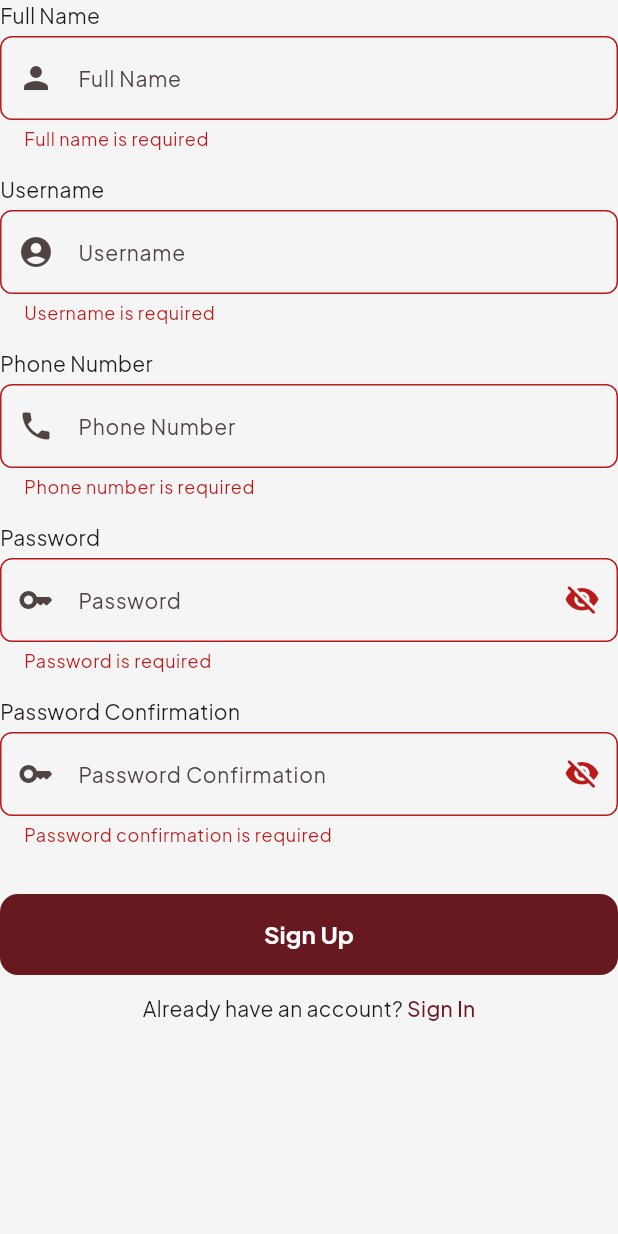
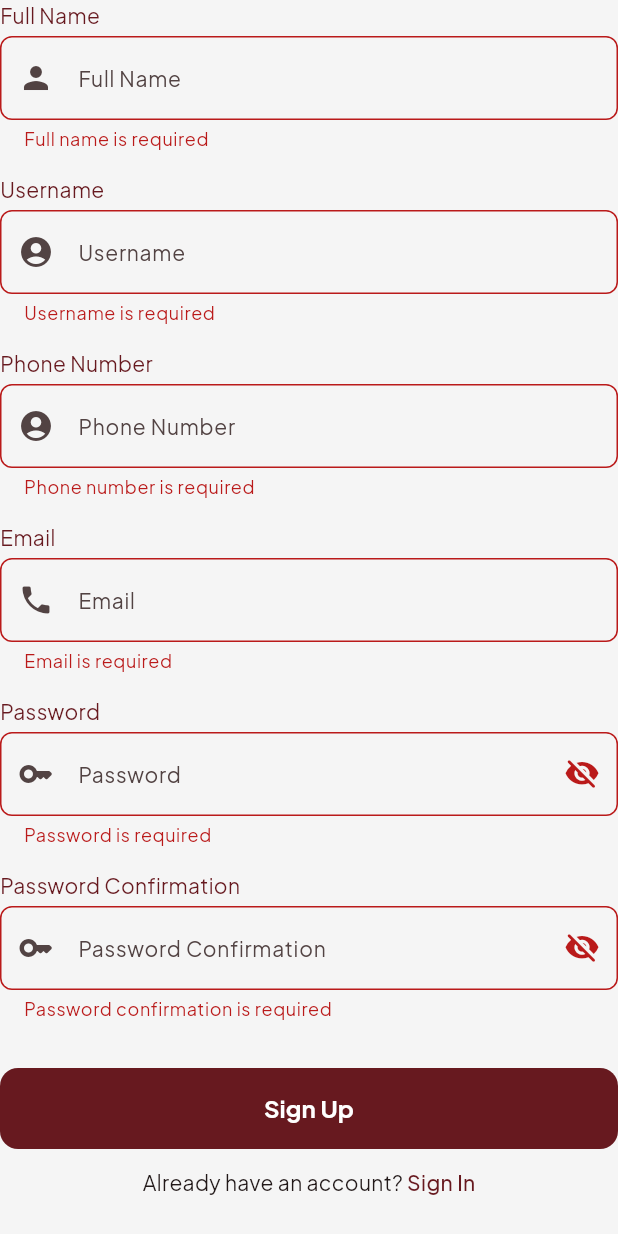
Before and after one commit to RPL-Produksi/lovify-project-android, a Flutter app: the RegisterForm widget shown alone on an empty page, opened directly, after a tap on "Sign Up", on a phone screen of 412 x 824 dp. Run offline on Flutter 3.47's test engine with Material 3 defaults, Android fonts, the phone set to English and light mode, and no system bars; our stand-ins replace carousel_slider, go_router, google_fonts, smooth_page_indicator; missing offline and left inert: keyboard_avoider.

```diff
--- a/lib/ui/pages/auth/login/login_page.dart
+++ b/lib/ui/pages/auth/login/login_page.dart
@@ -15,7 +15,7 @@ class LoginPage extends StatelessWidget {
           crossAxisAlignment: CrossAxisAlignment.start,
           children: [
             SizedBox(
-              height: 150,
+              height: 100,
             ),
             Image.asset(
               "assets/images/lovify-logo.png",
--- a/lib/ui/pages/auth/register/register_form.dart
+++ b/lib/ui/pages/auth/register/register_form.dart
@@ -1,8 +1,8 @@
-
 import 'package:flutter/material.dart';
 import 'package:go_router/go_router.dart';
 import 'package:google_fonts/google_fonts.dart';
 import 'package:lovify_android/configs/app_colors.dart';
+import 'package:lovify_android/ui/pages/auth/login/login_form.dart';
 import 'package:lovify_android/ui/widgets/primary_button.dart';
 
 class RegisterForm extends StatefulWidget {
@@ -16,15 +16,17 @@ class _RegisterFormState extends State<RegisterForm> {
   final TextEditingController _fullNameController = TextEditingController();
   final TextEditingController _usernameController = TextEditingController();
   final TextEditingController _phoneController = TextEditingController();
+  final TextEditingController _emailController = TextEditingController();
   final TextEditingController _passwordController = TextEditingController();
   final TextEditingController _passwordConfirmController =
       TextEditingController();
 
-      String? _fullNameError;
-      String? _usernameError;
-      String? _phoneError;
-      String? _passwordError;
-      String? _passwordConfirmError;
+  String? _fullNameError;
+  String? _usernameError;
+  String? _phoneError;
+  String? _emailError;
+  String? _passwordError;
+  String? _passwordConfirmError;
 
   bool _isPasswordVisible = false;
   @override
@@ -36,6 +38,7 @@ class _RegisterFormState extends State<RegisterForm> {
           "Full Name",
           style: GoogleFonts.plusJakartaSans(
             textStyle: TextStyle(
+              color: AppColors.deepRed,
               fontSize: 14,
             ),
           ),
@@ -66,6 +69,7 @@ class _RegisterFormState extends State<RegisterForm> {
           "Username",
           style: GoogleFonts.plusJakartaSans(
             textStyle: TextStyle(
+              color: AppColors.deepRed,
               fontSize: 14,
             ),
           ),
@@ -74,6 +78,7 @@ class _RegisterFormState extends State<RegisterForm> {
           height: 4,
         ),
         TextField(
+          controller: _usernameController,
           decoration: InputDecoration(
             border: OutlineInputBorder(
               borderRadius: BorderRadius.circular(8),
@@ -95,6 +100,7 @@ class _RegisterFormState extends State<RegisterForm> {
           "Phone Number",
           style: GoogleFonts.plusJakartaSans(
             textStyle: TextStyle(
+              color: AppColors.deepRed,
               fontSize: 14,
             ),
           ),
@@ -104,15 +110,48 @@ class _RegisterFormState extends State<RegisterForm> {
         ),
         TextField(
           controller: _phoneController,
+          keyboardType: TextInputType.phone,
           decoration: InputDecoration(
             border: OutlineInputBorder(
               borderRadius: BorderRadius.circular(8),
             ),
             hintText: 'Phone Number',
+            errorText: _phoneError,
+            prefixIcon: Icon(Icons.account_circle_rounded),
+            hintStyle: GoogleFonts.plusJakartaSans(
+              textStyle: TextStyle(
+                fontSize: 14,
+              ),
+            ),
+          ),
+        ),
+        SizedBox(
+          height: 16,
+        ),
+        Text(
+          "Email",
+          style: GoogleFonts.plusJakartaSans(
+            textStyle: TextStyle(
+              color: AppColors.deepRed,
+              fontSize: 14,
+            ),
+          ),
+        ),
+        SizedBox(
+          height: 4,
+        ),
+        TextField(
+          controller: _emailController,
+          keyboardType: TextInputType.emailAddress,
+          decoration: InputDecoration(
+            border: OutlineInputBorder(
+              borderRadius: BorderRadius.circular(8),
+            ),
+            hintText: 'Email',
             prefixIcon: Icon(
               Icons.phone,
             ),
-            errorText: _phoneError,
+            errorText: _emailError,
             hintStyle: GoogleFonts.plusJakartaSans(
               textStyle: TextStyle(
                 fontSize: 14,
@@ -127,6 +166,7 @@ class _RegisterFormState extends State<RegisterForm> {
           "Password",
           style: GoogleFonts.plusJakartaSans(
             textStyle: TextStyle(
+              color: AppColors.deepRed,
               fontSize: 14,
             ),
           ),
@@ -170,6 +210,7 @@ class _RegisterFormState extends State<RegisterForm> {
           "Password Confirmation",
           style: GoogleFonts.plusJakartaSans(
             textStyle: TextStyle(
+              color: AppColors.deepRed,
               fontSize: 14,
             ),
           ),
@@ -252,20 +293,33 @@ class _RegisterFormState extends State<RegisterForm> {
       ],
     );
   }
+
   void validateAndSubmit() {
     setState(() {
-      _fullNameError = _fullNameController.text.isEmpty ? "Full name is required" : null;
-      _usernameError = _usernameController.text.isEmpty ? "Username is required" : null;
-      _phoneError = _phoneController.text.isEmpty ? "Phone number is required" : null;
-      _passwordError = _passwordController.text.isEmpty ? "Password is required" : null;
+      _fullNameError =
+          _fullNameController.text.isEmpty ? "Full name is required" : null;
+      _usernameError =
+          _usernameController.text.isEmpty ? "Username is required" : null;
+      _phoneError =
+          _phoneController.text.isEmpty ? "Phone number is required" : null;
+      _emailError = _emailController.text.isEmpty
+          ? "Email is required"
+          : (!isValidEmail(_emailController.text)
+              ? "Make sure your email is correct (e.g., name@example.com)"
+              : null);
+      _passwordError =
+          _passwordController.text.isEmpty ? "Password is required" : null;
       _passwordConfirmError = _passwordConfirmController.text.isEmpty
           ? "Password confirmation is required"
-          : (_passwordController.text != _passwordConfirmController.text ? "Passwords do not match" : null);
+          : (_passwordController.text != _passwordConfirmController.text
+              ? "Passwords do not match"
+              : null);
     });
 
     if (_fullNameError == null &&
         _usernameError == null &&
         _phoneError == null &&
+        _emailError == null &&
         _passwordError == null &&
         _passwordConfirmError == null) {
       print("Proceed with registration");
--- a/lib/ui/pages/auth/register/register_page.dart
+++ b/lib/ui/pages/auth/register/register_page.dart
@@ -1,5 +1,6 @@
 import 'package:flutter/material.dart';
 import 'package:google_fonts/google_fonts.dart';
+import 'package:keyboard_avoider/keyboard_avoider.dart';
 import 'package:lovify_android/ui/pages/auth/register/register_form.dart';
 
 class RegisterPage extends StatefulWidget {
@@ -13,14 +14,15 @@ class _RegisterPageState extends State<RegisterPage> {
   @override
   Widget build(BuildContext context) {
     return Scaffold(
-      resizeToAvoidBottomInset: false,
-      body: Padding(
+      body: KeyboardAvoider(
+        autoScroll: true,
+        child: Padding(
           padding: const EdgeInsets.symmetric(horizontal: 32),
           child: Column(
             crossAxisAlignment: CrossAxisAlignment.start,
             children: [
               SizedBox(
-              height: 150,
+                height: 100,
               ),
               Image.asset(
                 "assets/images/lovify-logo.png",
@@ -42,7 +44,11 @@ class _RegisterPageState extends State<RegisterPage> {
                 height: 20,
               ),
               RegisterForm(),
+              SizedBox(
+                height: 20,
+              ),
             ],
+          ),
         ),
       ),
     );
--- a/pubspec.yaml
+++ b/pubspec.yaml
@@ -24,6 +24,7 @@ dependencies:
   flutter_native_splash: ^2.4.4
   carousel_slider: ^5.0.0
   smooth_page_indicator: ^1.2.0+3
+  keyboard_avoider: ^0.2.0
 
 
 dev_dependencies:
```
Also changed, not shown: pubspec.lock. Lines whose indentation alone changed are shown as unchanged.
